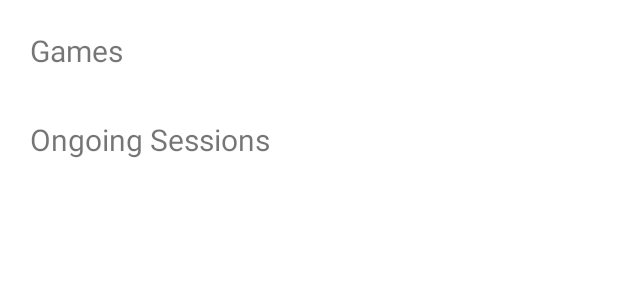
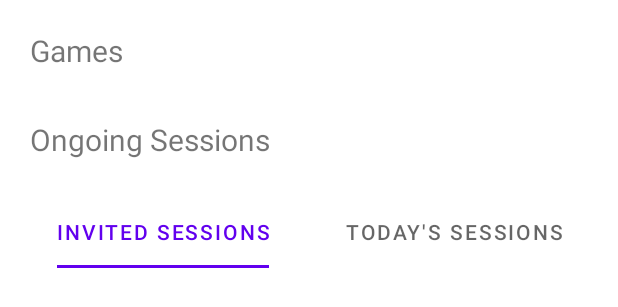
Before and after one commit to antonio-pedro99/SportsUp, an Android app: the layout fragment_home.xml on its own in the app's theme, with its tools: preview values and no code run, on a phone screen of 412 x 824 dp. Shown: the top 307 px of the screen. Run offline under Robolectric (Android 15) with nearby library versions, the phone set to English and light mode, and no system bars.

Commit message:
Feat: Added get games from firebase

```diff
--- a/app/build.gradle
+++ b/app/build.gradle
@@ -52,8 +52,10 @@ dependencies {
     implementation 'com.google.firebase:firebase-messaging-ktx:23.0.3'
     implementation 'com.google.firebase:firebase-database-ktx:20.0.4'
     implementation 'com.google.firebase:firebase-auth-ktx:21.0.3'
+    implementation 'com.google.firebase:firebase-firestore:24.4.5'
     testImplementation 'junit:junit:4.13.2'
     androidTestImplementation 'androidx.test.ext:junit:1.1.5'
     androidTestImplementation 'androidx.test.espresso:espresso-core:3.5.1'
     implementation 'com.google.android.gms:play-services-auth:20.4.1'
+    implementation 'com.github.bumptech.glide:glide:4.13.0'
 }
--- a/app/src/main/java/com/sigma/sportsup/data/GameModel.kt
+++ b/app/src/main/java/com/sigma/sportsup/data/GameModel.kt
@@ -1,6 +1,9 @@
 package com.sigma.sportsup.data
 
 data class GameModel(
-    val name:String,
+    var name:String,
+    val image: String = "",
+    val items:List<Any> = listOf()
 ){
+    constructor() : this("", "")
 }
--- a/app/src/main/java/com/sigma/sportsup/ui/home/HomeFragment.kt
+++ b/app/src/main/java/com/sigma/sportsup/ui/home/HomeFragment.kt
@@ -39,7 +39,7 @@ class HomeFragment : Fragment() {
         gameRecycler.setHasFixedSize(true)
 
         homeViewModel.games.observe(viewLifecycleOwner) {
-            gameRecycler.adapter  = GamesItemAdapter(context = requireContext(), it)
+            gameRecycler.adapter  = GamesItemAdapter(context = requireContext(), it!!)
             gameRecycler.layoutManager = GridLayoutManager(requireContext(), 2, GridLayoutManager.HORIZONTAL, false)
         }
 
--- a/app/src/main/res/layout/fragment_home.xml
+++ b/app/src/main/res/layout/fragment_home.xml
@@ -53,19 +53,27 @@
         android:scrollbars="horizontal"
         />
 
-   <!-- <com.google.android.material.tabs.TabLayout
-        android:layout_width="match_parent"
-        android:layout_height="wrap_content">
+     <com.google.android.material.tabs.TabLayout
+         android:layout_width="match_parent"
+         android:layout_height="wrap_content"
+         app:tabIndicatorFullWidth="false"
+         app:tabIndicatorAnimationMode="elastic"
+         app:tabContentStart="56dp"
+
+
+         >
         <com.google.android.material.tabs.TabItem
             android:layout_width="wrap_content"
             android:layout_height="wrap_content"
             android:text="@string/invited_sessions"
+       android:contentDescription="@string/tab1"
             />
 
         <com.google.android.material.tabs.TabItem
             android:layout_width="wrap_content"
             android:layout_height="wrap_content"
             android:text="@string/today_s_sessions"
+            android:contentDescription="@string/tab1"
             />
-    </com.google.android.material.tabs.TabLayout>-->
+    </com.google.android.material.tabs.TabLayout>
 </LinearLayout>
--- a/app/src/main/res/layout/game_recyclerview_item.xml
+++ b/app/src/main/res/layout/game_recyclerview_item.xml
@@ -15,18 +15,20 @@
         android:layout_height="80dp"
         android:orientation="horizontal"
         app:cardCornerRadius="12sp"
-
         android:clickable="true"
         android:focusable="true"
+        android:layout_marginTop="8dp"
         app:layout_constraintEnd_toEndOf="parent"
         app:layout_constraintStart_toStartOf="parent"
         app:layout_constraintTop_toTopOf="parent">
 
         <ImageView
+            android:id="@+id/game_image"
             android:layout_width="wrap_content"
             android:layout_height="wrap_content"
             android:layout_gravity="center"
             android:contentDescription="TODO"
+
             android:src="@drawable/icons8_basketball" />
     </com.google.android.material.card.MaterialCardView>
     <TextView
--- a/app/src/main/res/layout/session_recyclerview_item.xml
+++ b/app/src/main/res/layout/session_recyclerview_item.xml
@@ -29,7 +29,7 @@
             android:layout_width="match_parent"
             android:layout_height="wrap_content"
             android:orientation="vertical"
-            android:padding="16dp">
+            android:padding="4dp">
 
             <!-- Title, secondary and supporting text -->
             <TextView
@@ -44,7 +44,7 @@
                 android:id="@+id/session_host"
                 android:layout_width="wrap_content"
                 android:layout_height="wrap_content"
-                android:layout_marginTop="8dp"
+                android:layout_marginTop="4dp"
                 android:text="Text 1"
                 android:textAppearance="?attr/textAppearanceBodyMedium"
                 android:textColor="?android:attr/textColorSecondary"
--- a/app/src/main/res/values/strings.xml
+++ b/app/src/main/res/values/strings.xml
@@ -8,4 +8,5 @@
     <string name="headline_2">Ongoing Sessions</string>
     <string name="invited_sessions">Invited Sessions</string>
     <string name="today_s_sessions">Today\'s Sessions</string>
+    <string name="tab1">tab1</string>
 </resources>
```
Also changed, not shown: app/src/main/java/com/sigma/sportsup/FirestoreCollection.kt (added, +14 -0 lines), app/src/main/java/com/sigma/sportsup/ui/events/EventFragment.kt (+4 -3 lines), app/src/main/java/com/sigma/sportsup/ui/events/EventsViewModel.kt (+18 -3 lines), app/src/main/java/com/sigma/sportsup/ui/home/GamesAdapter.kt (+8 -0 lines), app/src/main/java/com/sigma/sportsup/ui/home/HomeViewModel.kt (+11 -19 lines).
